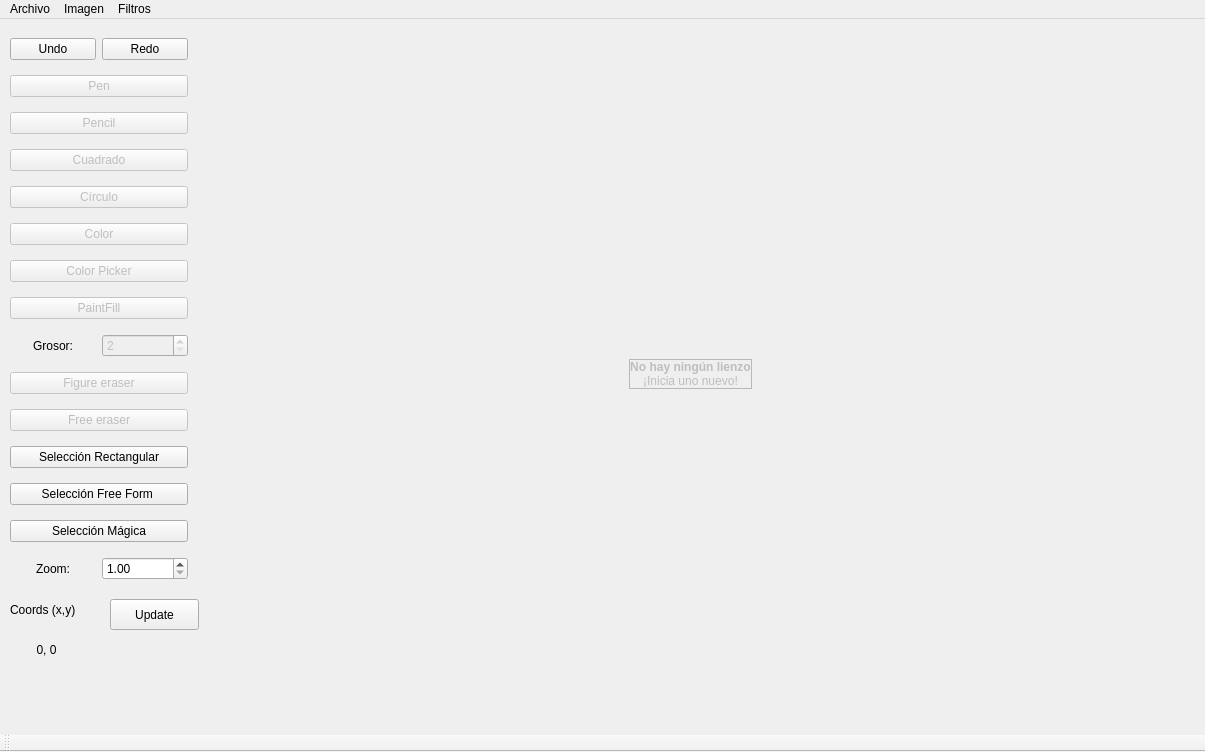
The window that PaintPlusPlus/mainwindow.ui (Dcastroe10/Proyecto_2_Datos_II) describes before a commit, drawn with Qt 5.
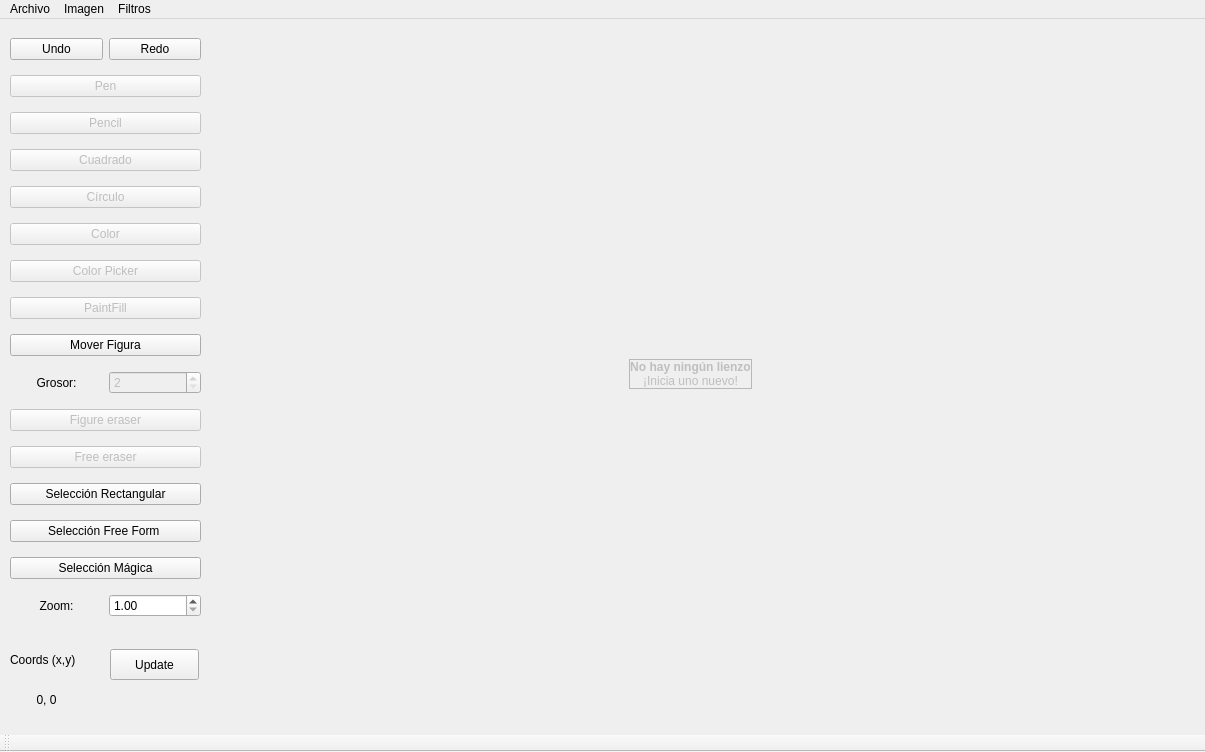
The same window after the commit. Custom widgets are drawn as their Qt base class.

Commit message: move figuras

Diff of the .ui file:
```diff
--- a/PaintPlusPlus/mainwindow.ui
+++ b/PaintPlusPlus/mainwindow.ui
@@ -63,12 +63,22 @@
      <rect>
       <x>10</x>
       <y>10</y>
-      <width>178</width>
-      <height>563</height>
+      <width>191</width>
+      <height>601</height>
      </rect>
     </property>
     <layout class="QGridLayout" name="gridLayout_2">
-     <item row="11" column="1" colspan="2">
+     <item row="2" column="1" colspan="2">
+      <widget class="QPushButton" name="pencilButton">
+       <property name="enabled">
+        <bool>false</bool>
+       </property>
+       <property name="text">
+        <string>Pencil</string>
+       </property>
+      </widget>
+     </item>
+     <item row="12" column="1" colspan="2">
       <widget class="QPushButton" name="figureeraserButton">
        <property name="enabled">
         <bool>false</bool>
@@ -78,49 +88,6 @@
        </property>
       </widget>
      </item>
-     <item row="5" column="1" colspan="2">
-      <widget class="QPushButton" name="Color_button">
-       <property name="enabled">
-        <bool>false</bool>
-       </property>
-       <property name="text">
-        <string>Color</string>
-       </property>
-      </widget>
-     </item>
-     <item row="14" column="1" colspan="2">
-      <widget class="QPushButton" name="RectangularSelectionButton">
-       <property name="text">
-        <string>Selección Rectangular</string>
-       </property>
-      </widget>
-     </item>
-     <item row="17" column="1">
-      <widget class="QLabel" name="label_3">
-       <property name="text">
-        <string>Zoom:</string>
-       </property>
-       <property name="alignment">
-        <set>Qt::AlignCenter</set>
-       </property>
-      </widget>
-     </item>
-     <item row="8" column="2">
-      <widget class="QSpinBox" name="spinBox">
-       <property name="enabled">
-        <bool>false</bool>
-       </property>
-       <property name="minimum">
-        <number>2</number>
-       </property>
-       <property name="maximum">
-        <number>100</number>
-       </property>
-       <property name="singleStep">
-        <number>2</number>
-       </property>
-      </widget>
-     </item>
      <item row="6" column="1" colspan="2">
       <widget class="QPushButton" name="colorPickerButton">
        <property name="enabled">
@@ -131,34 +98,7 @@
        </property>
       </widget>
      </item>
-     <item row="4" column="1" colspan="2">
-      <widget class="QPushButton" name="circle_Button">
-       <property name="enabled">
-        <bool>false</bool>
-       </property>
-       <property name="text">
-        <string>Círculo</string>
-       </property>
-      </widget>
-     </item>
-     <item row="0" column="2">
-      <widget class="QPushButton" name="redolistButton">
-       <property name="text">
-        <string>Redo</string>
-       </property>
-      </widget>
-     </item>
-     <item row="7" column="1" colspan="2">
-      <widget class="QPushButton" name="paintFillButton">
-       <property name="enabled">
-        <bool>false</bool>
-       </property>
-       <property name="text">
-        <string>PaintFill</string>
-       </property>
-      </widget>
-     </item>
-     <item row="17" column="2">
+     <item row="18" column="2">
       <widget class="QDoubleSpinBox" name="zoomSpin">
        <property name="suffix">
         <string/>
@@ -177,13 +117,10 @@
        </property>
       </widget>
      </item>
-     <item row="8" column="1">
-      <widget class="QLabel" name="label">
+     <item row="15" column="1" colspan="2">
+      <widget class="QPushButton" name="RectangularSelectionButton">
        <property name="text">
-        <string>Grosor:</string>
-       </property>
-       <property name="alignment">
-        <set>Qt::AlignCenter</set>
+        <string>Selección Rectangular</string>
        </property>
       </widget>
      </item>
@@ -194,6 +131,93 @@
        </property>
       </widget>
      </item>
+     <item row="17" column="1" colspan="2">
+      <widget class="QPushButton" name="MagicSelectionButton">
+       <property name="text">
+        <string>Selección Mágica</string>
+       </property>
+      </widget>
+     </item>
+     <item row="5" column="1" colspan="2">
+      <widget class="QPushButton" name="Color_button">
+       <property name="enabled">
+        <bool>false</bool>
+       </property>
+       <property name="text">
+        <string>Color</string>
+       </property>
+      </widget>
+     </item>
+     <item row="0" column="2">
+      <widget class="QPushButton" name="redolistButton">
+       <property name="text">
+        <string>Redo</string>
+       </property>
+      </widget>
+     </item>
+     <item row="4" column="1" colspan="2">
+      <widget class="QPushButton" name="circle_Button">
+       <property name="enabled">
+        <bool>false</bool>
+       </property>
+       <property name="text">
+        <string>Círculo</string>
+       </property>
+      </widget>
+     </item>
+     <item row="16" column="1" colspan="2">
+      <widget class="QPushButton" name="FreeFormSelectionButton">
+       <property name="text">
+        <string>Selección Free Form </string>
+       </property>
+      </widget>
+     </item>
+     <item row="14" column="1" colspan="2">
+      <widget class="QPushButton" name="eraserButton">
+       <property name="enabled">
+        <bool>false</bool>
+       </property>
+       <property name="text">
+        <string>Free eraser</string>
+       </property>
+      </widget>
+     </item>
+     <item row="9" column="1">
+      <widget class="QLabel" name="label">
+       <property name="text">
+        <string>Grosor:</string>
+       </property>
+       <property name="alignment">
+        <set>Qt::AlignCenter</set>
+       </property>
+      </widget>
+     </item>
+     <item row="9" column="2">
+      <widget class="QSpinBox" name="spinBox">
+       <property name="enabled">
+        <bool>false</bool>
+       </property>
+       <property name="minimum">
+        <number>2</number>
+       </property>
+       <property name="maximum">
+        <number>100</number>
+       </property>
+       <property name="singleStep">
+        <number>2</number>
+       </property>
+      </widget>
+     </item>
+     <item row="7" column="1" colspan="2">
+      <widget class="QPushButton" name="paintFillButton">
+       <property name="enabled">
+        <bool>false</bool>
+       </property>
+       <property name="text">
+        <string>PaintFill</string>
+       </property>
+      </widget>
+     </item>
      <item row="3" column="1" colspan="2">
       <widget class="QPushButton" name="squareButton">
        <property name="enabled">
@@ -204,6 +228,16 @@
        </property>
       </widget>
      </item>
+     <item row="18" column="1">
+      <widget class="QLabel" name="label_3">
+       <property name="text">
+        <string>Zoom:</string>
+       </property>
+       <property name="alignment">
+        <set>Qt::AlignCenter</set>
+       </property>
+      </widget>
+     </item>
      <item row="1" column="1" colspan="2">
       <widget class="QPushButton" name="penButton">
        <property name="enabled">
@@ -214,37 +248,10 @@
        </property>
       </widget>
      </item>
-     <item row="2" column="1" colspan="2">
-      <widget class="QPushButton" name="pencilButton">
-       <property name="enabled">
-        <bool>false</bool>
-       </property>
+     <item row="8" column="1" colspan="2">
+      <widget class="QPushButton" name="MoveFigureButton">
        <property name="text">
-        <string>Pencil</string>
-       </property>
-      </widget>
-     </item>
-     <item row="15" column="1" colspan="2">
-      <widget class="QPushButton" name="FreeFormSelectionButton">
-       <property name="text">
-        <string>Selección Free Form </string>
-       </property>
-      </widget>
-     </item>
-     <item row="13" column="1" colspan="2">
-      <widget class="QPushButton" name="eraserButton">
-       <property name="enabled">
-        <bool>false</bool>
-       </property>
-       <property name="text">
-        <string>Free eraser</string>
-       </property>
-      </widget>
-     </item>
-     <item row="16" column="1" colspan="2">
-      <widget class="QPushButton" name="MagicSelectionButton">
-       <property name="text">
-        <string>Selección Mágica</string>
+        <string>Mover Figura</string>
        </property>
       </widget>
      </item>
@@ -254,7 +261,7 @@
     <property name="geometry">
      <rect>
       <x>110</x>
-      <y>580</y>
+      <y>630</y>
       <width>89</width>
       <height>31</height>
      </rect>
@@ -267,7 +274,7 @@
     <property name="geometry">
      <rect>
       <x>0</x>
-      <y>620</y>
+      <y>670</y>
       <width>93</width>
       <height>22</height>
      </rect>
@@ -283,7 +290,7 @@
     <property name="geometry">
      <rect>
       <x>10</x>
-      <y>580</y>
+      <y>630</y>
       <width>91</width>
       <height>22</height>
      </rect>
```
The commit also changes 10 other files.
